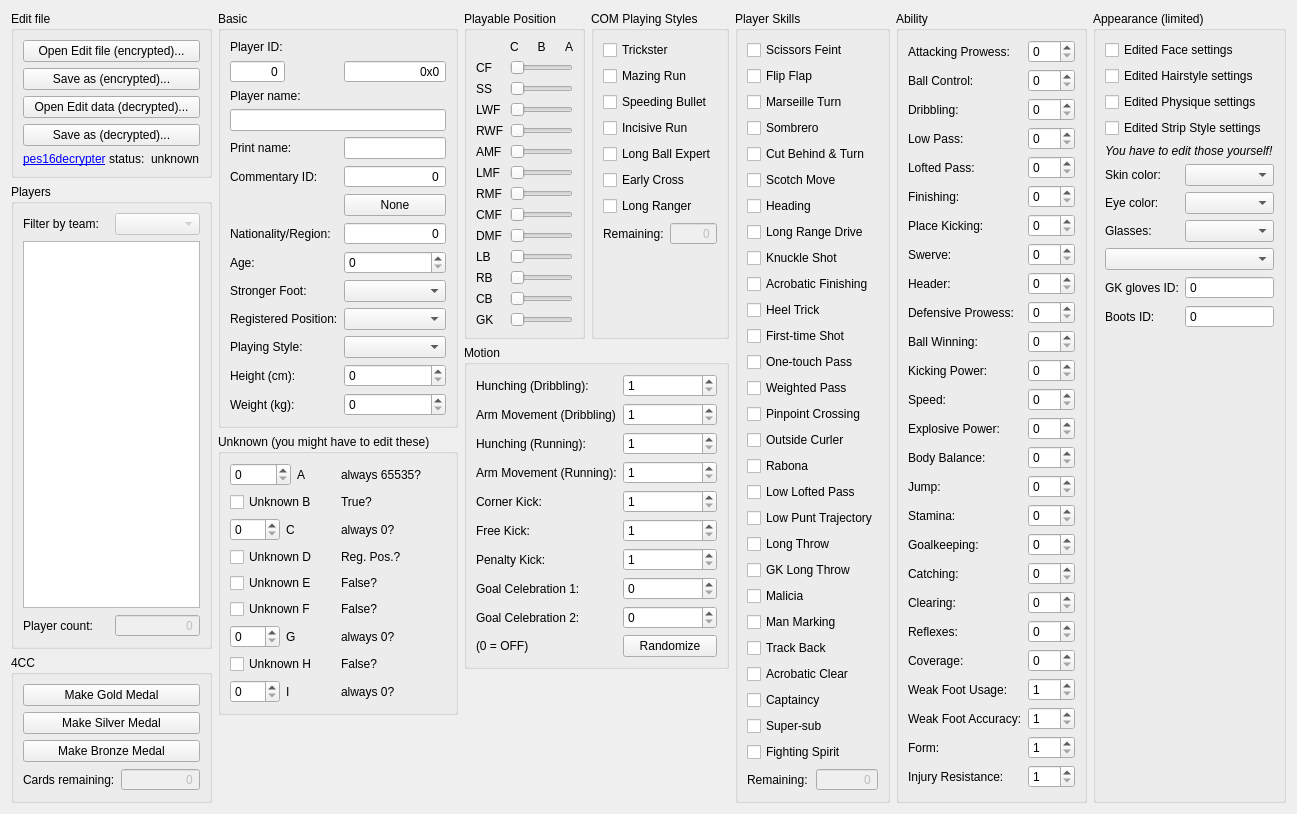
the4chancup/RigIt, file ui/Ui_players.ui: the form before one commit.
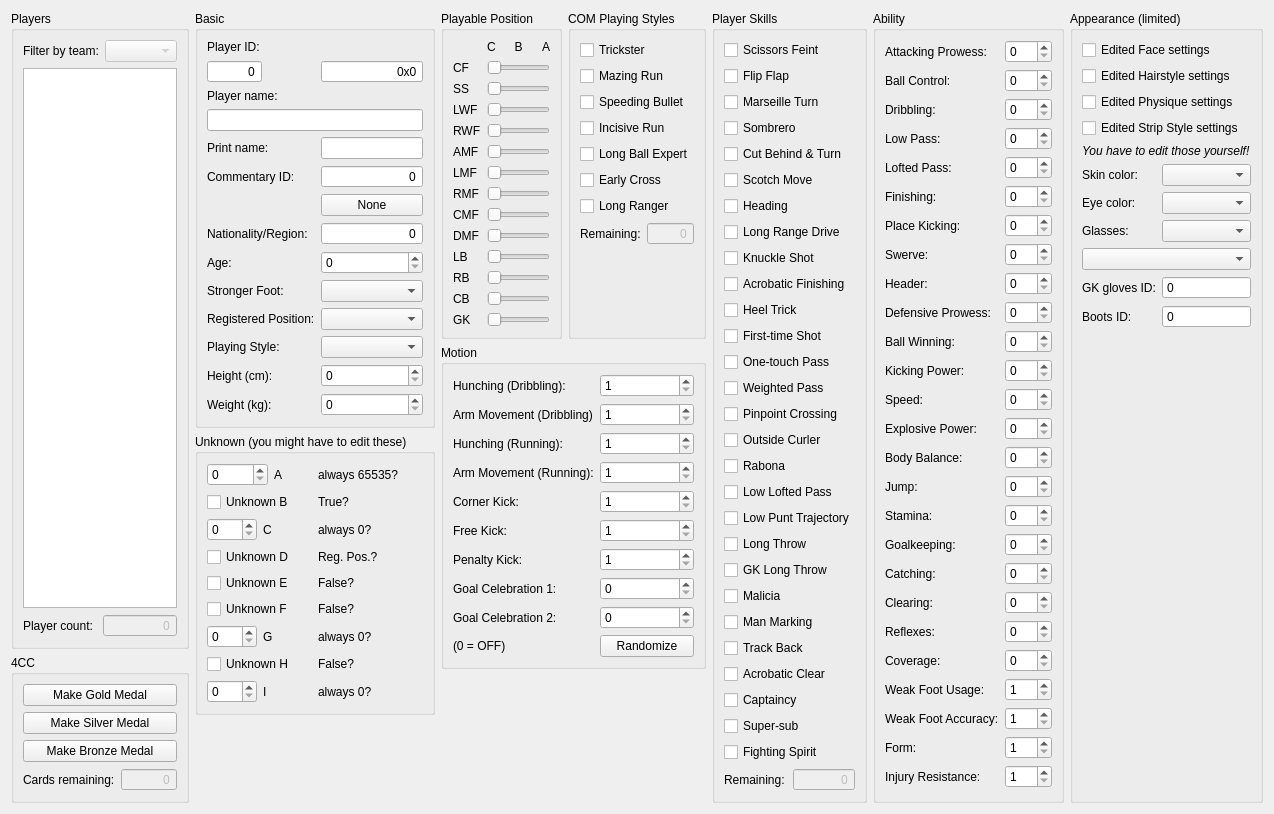
The form after the commit.

Commit message: Gave main window its own class and moved load/save to its menu

The edit to the form file:
```diff
--- a/ui/Ui_players.ui
+++ b/ui/Ui_players.ui
@@ -16,67 +16,6 @@
   <layout class="QHBoxLayout" name="horizontalLayout">
    <item>
     <layout class="QVBoxLayout" name="layoutMain1">
-     <item>
-      <widget class="QGroupBox" name="boxEditFile">
-       <property name="title">
-        <string>Edit file</string>
-       </property>
-       <layout class="QVBoxLayout" name="verticalLayout">
-        <item>
-         <widget class="QPushButton" name="btnOpenEditFile">
-          <property name="text">
-           <string>Open Edit file (encrypted)...</string>
-          </property>
-         </widget>
-        </item>
-        <item>
-         <widget class="QPushButton" name="btnSaveAsEditFile">
-          <property name="text">
-           <string>Save as (encrypted)...</string>
-          </property>
-         </widget>
-        </item>
-        <item>
-         <widget class="QPushButton" name="btnOpenEditData">
-          <property name="text">
-           <string>Open Edit data (decrypted)...</string>
-          </property>
-         </widget>
-        </item>
-        <item>
-         <widget class="QPushButton" name="btnSaveAsEditData">
-          <property name="text">
-           <string>Save as (decrypted)...</string>
-          </property>
-         </widget>
-        </item>
-        <item>
-         <layout class="QHBoxLayout" name="layoutPes16Decrypter">
-          <item>
-           <widget class="QLabel" name="lblPes16Decrypter">
-            <property name="text">
-             <string>&lt;html&gt;&lt;head/&gt;&lt;body&gt;&lt;p&gt;&lt;a href=&quot;https://github.com/tunabrain4cc/pes16decrypter&quot;&gt;&lt;span style=&quot; text-decoration: underline; color:#0000ff;&quot;&gt;pes16decrypter&lt;/span&gt;&lt;/a&gt; status:&lt;/p&gt;&lt;/body&gt;&lt;/html&gt;</string>
-            </property>
-            <property name="textFormat">
-             <enum>Qt::RichText</enum>
-            </property>
-            <property name="openExternalLinks">
-             <bool>true</bool>
-            </property>
-           </widget>
-          </item>
-          <item>
-           <widget class="QLabel" name="lblPes16DecrypterStatus">
-            <property name="text">
-             <string>unknown</string>
-            </property>
-           </widget>
-          </item>
-         </layout>
-        </item>
-       </layout>
-      </widget>
-     </item>
      <item>
       <widget class="QGroupBox" name="boxPlayers">
        <property name="title">
```
Left out of the diff: 4 changed lines with no effect on the pictures. The commit also changes 4 other files.
